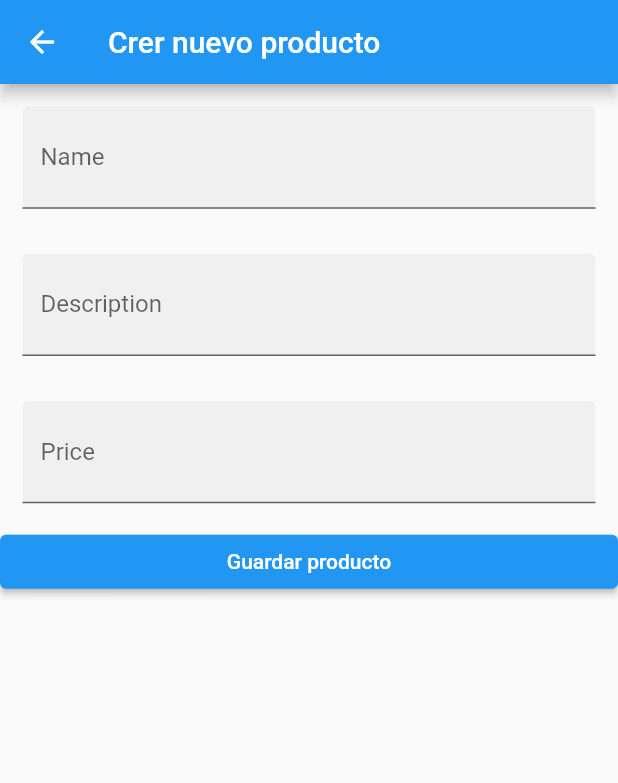
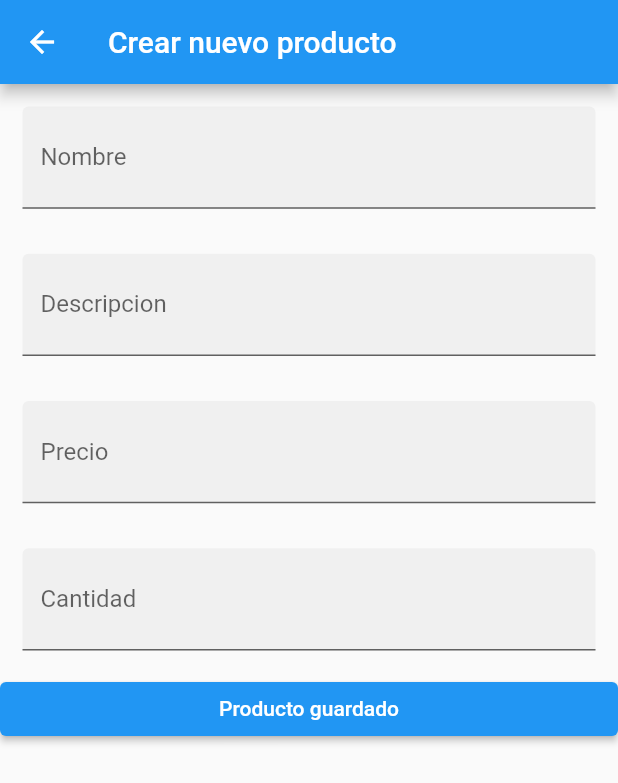
Before and after one commit to sebassanti6/entregable_flutter, a Flutter app: the screen it shows after launch, after a tap on the "add" icon, on a phone screen of 412 x 824 dp. Shown: the top 783 px of the screen. Run offline on Flutter 3.47's test engine with Material 2 defaults, Android fonts, the phone set to English and light mode, and no system bars; Roboto replaces fonts that are missing (Raleway).

Commit message:
Adiciones y modificaciones en la app

```diff
--- a/entregable_flutter/lib/add_product.dart
+++ b/entregable_flutter/lib/add_product.dart
@@ -11,12 +11,17 @@ class _AddProduct extends State<AddProduct> {
   late TextEditingController controllerName;
   late TextEditingController controllerDescription;
   late TextEditingController controllerPrice;
+  late TextEditingController controllerCant;
+
+  get cant => null;
+
 
   @override
   void initState() {
     controllerName = new TextEditingController();
     controllerDescription = new TextEditingController();
     controllerPrice = new TextEditingController();
+    controllerCant = new TextEditingController();
     super.initState();
   }
 
@@ -24,13 +29,15 @@ class _AddProduct extends State<AddProduct> {
   Widget build(BuildContext context) {
     return Scaffold(
         appBar: AppBar(
-          title: Text("Crer nuevo producto"),
+          title: Text("Crear nuevo producto"),
         ),
         body: ListView(
           children: [
-            TextBox(controllerName, "Name"),
-            TextBox(controllerDescription, "Description"),
-            TextBox(controllerPrice, "Price"),
+            TextBox(controllerName, "Nombre"),
+            TextBox(controllerDescription, "Descripcion"),
+            TextBox(controllerPrice, "Precio"),
+            TextBox(controllerCant, "Cantidad"),
+
             ElevatedButton(
                 onPressed: () {
                   String name = controllerName.text;
@@ -45,10 +52,12 @@ class _AddProduct extends State<AddProduct> {
                         new Product(
                             name: name,
                             description: description,
-                            price: price));
+                            price: price,
+                            cant: cant
+                          ));
                   }
                 },
-                child: Text("Guardar producto"))
+                child: Text("Producto guardado"))
           ],
         ));
   }
--- a/entregable_flutter/lib/home_page.dart
+++ b/entregable_flutter/lib/home_page.dart
@@ -15,15 +15,18 @@ class _Home_Page extends State<Home_Page> {
     Product(
         name: 'Cuaderno',
         description: 'Rayado 100 hojas, cocido',
-        price: '3000'),
+        price: '3000',
+        cant: '4'),
     Product(
         name: 'Cuaderno',
         description: 'Cuadriculado 100 hojas, cocido',
-        price: '3000'),
+        price: '3000',
+        cant: '8'),
     Product(
         name: 'Cuaderno',
         description: 'Doblelínea 100 hojas, cocido',
-        price: '3000')
+        price: '3000',
+        cant: '8')
   ];
 
   @override
@@ -66,7 +69,7 @@ class _Home_Page extends State<Home_Page> {
               ),
               trailing: Icon(
                 Icons.emoji_objects,
-                color: Colors.green,
+                color: Colors.yellow,
               ),
             );
           },
@@ -106,7 +109,7 @@ class _Home_Page extends State<Home_Page> {
                   },
                   child: Text(
                     "Eliminar",
-                    style: TextStyle(color: Colors.red),
+                    style: TextStyle(color: Colors.blue),
                   ),
                 ),
                 TextButton(
@@ -115,7 +118,7 @@ class _Home_Page extends State<Home_Page> {
                   },
                   child: Text(
                     "Cancelar",
-                    style: TextStyle(color: Colors.blue),
+                    style: TextStyle(color: Colors.green),
                   ),
                 )
               ],
@@ -128,5 +131,7 @@ class Product {
   var description;
   var price;
 
-  Product({this.name, this.description, this.price});
+  Product({this.name, this.description, this.price, required cant});
+
+  get cant => null;
 }
--- a/entregable_flutter/lib/main.dart
+++ b/entregable_flutter/lib/main.dart
@@ -7,12 +7,19 @@ class MyApp extends StatelessWidget {
   const MyApp({super.key});
 
   @override
+
   Widget build(BuildContext context) {
     return MaterialApp(
       debugShowCheckedModeBanner: false,
-      title: 'Material App',
-      home: Home_Page("Inventario de Productos T de A"),
-      color: Colors.green,
+      title: 'Flutter App',
+      theme: ThemeData(fontFamily: 'Raleway'),
+      home: Home_Page("Primer Interaccion con Flutter Inventario"),
+      color: Colors.red,
+
+
+
     );
   }
+
+
 }
--- a/entregable_flutter/lib/modify_product.dart
+++ b/entregable_flutter/lib/modify_product.dart
@@ -13,6 +13,7 @@ class _ModifyProduct extends State<ModifyProduct> {
   late TextEditingController controllerName;
   late TextEditingController controllerDescription;
   late TextEditingController controllerPrice;
+  late TextEditingController controllerCant;
 
   @override
   void initState() {
@@ -20,6 +21,7 @@ class _ModifyProduct extends State<ModifyProduct> {
     controllerName = new TextEditingController(text: c.name);
     controllerDescription = new TextEditingController(text: c.description);
     controllerPrice = new TextEditingController(text: c.price);
+    controllerCant = new TextEditingController(text: c.cant);
     super.initState();
   }
 
@@ -33,20 +35,24 @@ class _ModifyProduct extends State<ModifyProduct> {
         children: [
           TextBox(controllerName, "Name"),
           TextBox(controllerDescription, "Description"),
-          TextBox(controllerPrice, "Price"),
+          TextBox(controllerPrice, "Precio"),
+          TextBox(controllerCant, "Cantidad"),
           ElevatedButton(
               onPressed: () {
                 String name = controllerName.text;
                 String description = controllerDescription.text;
                 String price = controllerPrice.text;
+                String cant = controllerPrice.text;
+
 
                 if (name.isNotEmpty &&
                     description.isNotEmpty &&
-                    price.isNotEmpty) {
+                    price.isNotEmpty &&
+                    cant.isNotEmpty) {
                   Navigator.pop(
                       context,
                       new Product(
-                          name: name, description: description, price: price));
+                          name: name, description: description, price: price, cant: cant));
                 }
               },
               child: Text("Guardar cambios")),
```
